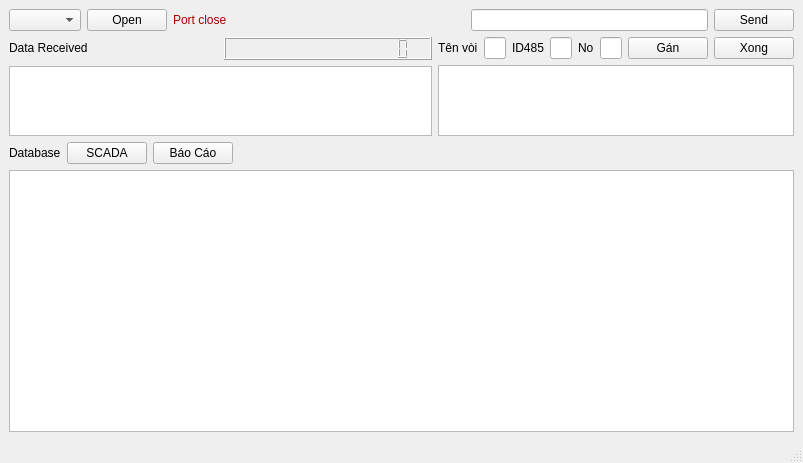
mrblam/uart_log_qt, file mainwindow.ui: the form before one commit.
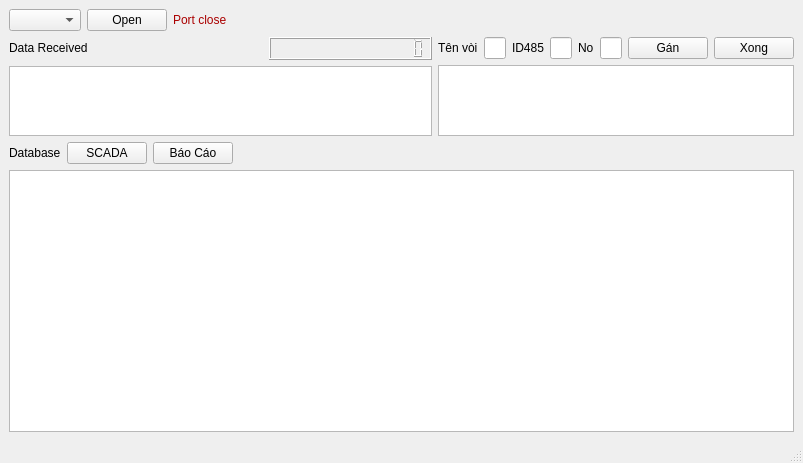
The form after the commit.

```diff
--- a/mainwindow.ui
+++ b/mainwindow.ui
@@ -62,29 +62,6 @@
           </property>
          </spacer>
         </item>
-        <item>
-         <widget class="QLineEdit" name="lnMessage">
-          <property name="sizePolicy">
-           <sizepolicy hsizetype="Expanding" vsizetype="Fixed">
-            <horstretch>0</horstretch>
-            <verstretch>0</verstretch>
-           </sizepolicy>
-          </property>
-         </widget>
-        </item>
-        <item>
-         <widget class="QPushButton" name="btnSend">
-          <property name="sizePolicy">
-           <sizepolicy hsizetype="Minimum" vsizetype="Fixed">
-            <horstretch>0</horstretch>
-            <verstretch>0</verstretch>
-           </sizepolicy>
-          </property>
-          <property name="text">
-           <string>Send</string>
-          </property>
-         </widget>
-        </item>
        </layout>
       </item>
       <item>
@@ -106,6 +83,19 @@
               </property>
              </widget>
             </item>
+            <item>
+             <spacer name="horizontalSpacer_3">
+              <property name="orientation">
+               <enum>Qt::Horizontal</enum>
+              </property>
+              <property name="sizeHint" stdset="0">
+               <size>
+                <width>40</width>
+                <height>20</height>
+               </size>
+              </property>
+             </spacer>
+            </item>
             <item>
              <widget class="QLCDNumber" name="msgCounter">
               <property name="sizePolicy">
```
